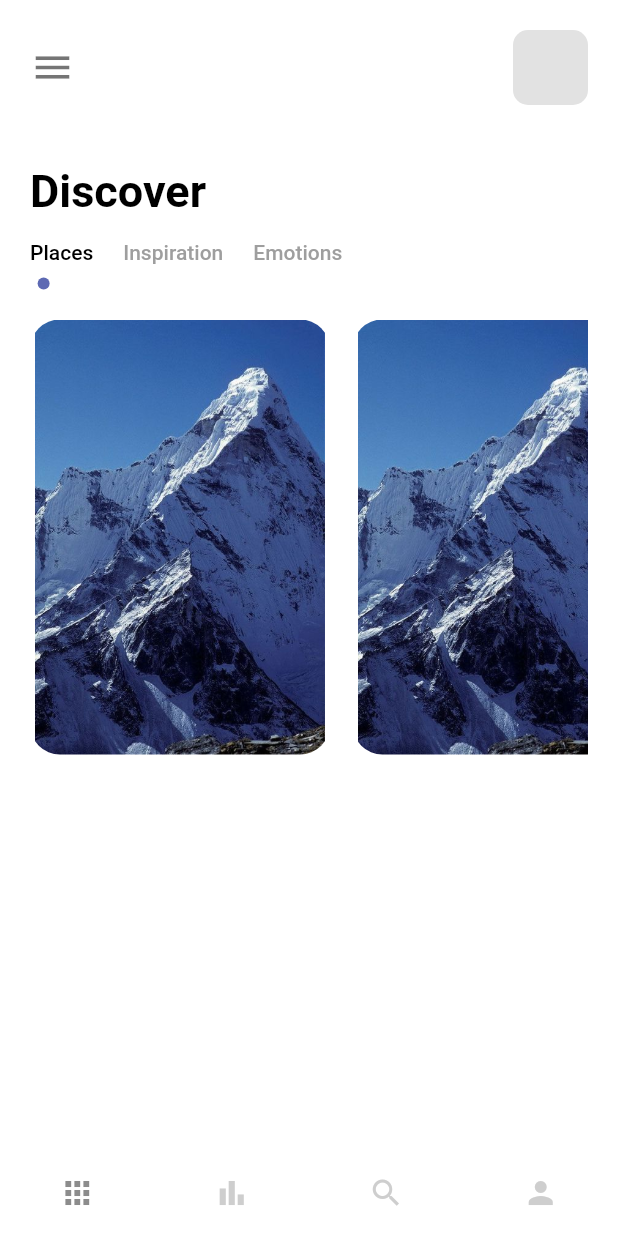
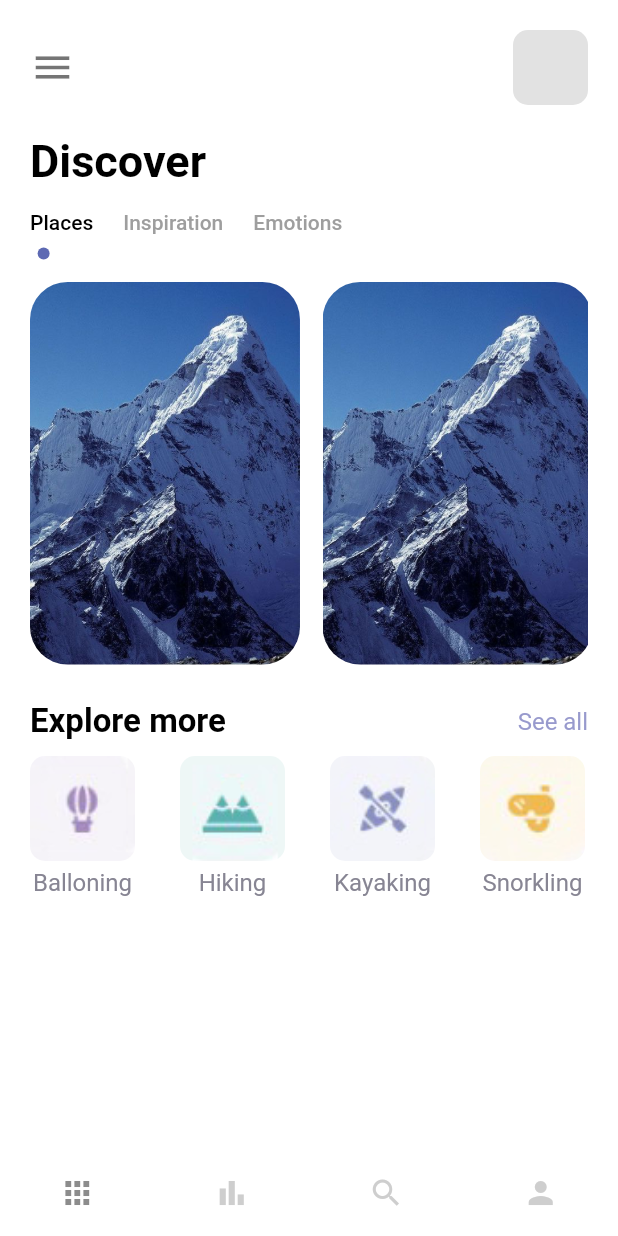
Before and after one commit to Luca-Virgilio/travel_app, a Flutter app: the screen it shows after launch, on a phone screen of 412 x 824 dp. Run offline on Flutter 3.47's test engine with Material 2 defaults, Android fonts, the phone set to English and light mode, and no system bars.

Commit message:
Complete HomePage

```diff
--- a/lib/pages/navpages/home_page.dart
+++ b/lib/pages/navpages/home_page.dart
@@ -1,6 +1,7 @@
 import 'package:flutter/material.dart';
 import 'package:travel_app/misc/colors.dart';
 import 'package:travel_app/widgets/app_large_text.dart';
+import 'package:travel_app/widgets/app_text.dart';
 
 class HomePage extends StatefulWidget {
   const HomePage({Key? key}) : super(key: key);
@@ -10,6 +11,12 @@ class HomePage extends StatefulWidget {
 }
 
 class _HomePageState extends State<HomePage> with TickerProviderStateMixin {
+  var image = {
+    'Balloning': 'balloning.png',
+    'Hiking': 'hiking.png',
+    'Kayaking': 'kayaking.png',
+    'Snorkling': 'snorkling.png',
+  };
   @override
   Widget build(BuildContext context) {
     TabController _tabController = TabController(length: 3, vsync: this);
@@ -34,7 +41,7 @@ class _HomePageState extends State<HomePage> with TickerProviderStateMixin {
             ),
           ]),
           const SizedBox(
-            height: 40,
+            height: 20,
           ),
           // text
           AppLargeText(text: 'Discover'),
@@ -65,7 +72,7 @@ class _HomePageState extends State<HomePage> with TickerProviderStateMixin {
           ),
           Container(
             margin: const EdgeInsets.only(top: 10),
-            height: 300,
+            height: 260,
             width: double.maxFinite,
             child: TabBarView(
               controller: _tabController,
@@ -75,14 +82,15 @@ class _HomePageState extends State<HomePage> with TickerProviderStateMixin {
                   scrollDirection: Axis.horizontal,
                   itemBuilder: (BuildContext contex, int index) {
                     return Container(
-                      margin: const EdgeInsets.only(right: 15, top: 10),
-                      width: 200,
-                      height: 300,
+                      margin: const EdgeInsets.only(right: 15, top: 5),
+                      width: 180,
+                      height: 260,
                       decoration: BoxDecoration(
-                        borderRadius: BorderRadius.circular(20),
+                        borderRadius: BorderRadius.circular(25),
                         color: Colors.white,
                         image: const DecorationImage(
                           image: AssetImage('images/mountain.jpeg'),
+                          fit: BoxFit.cover,
                         ),
                       ),
                     );
@@ -92,6 +100,64 @@ class _HomePageState extends State<HomePage> with TickerProviderStateMixin {
                 const Text('Bye')
               ],
             ),
+          ),
+          const SizedBox(
+            height: 15,
+          ),
+          Container(
+            margin: const EdgeInsets.only(top: 10),
+            child: Row(
+              mainAxisAlignment: MainAxisAlignment.spaceBetween,
+              children: [
+                AppLargeText(
+                  text: 'Explore more',
+                  size: 22,
+                ),
+                AppText(
+                  text: 'See all',
+                  color: AppColors.textColor1,
+                )
+              ],
+            ),
+          ),
+          const SizedBox(
+            height: 10,
+          ),
+          Container(
+            height: 95,
+            width: double.maxFinite,
+            child: ListView.builder(
+                itemCount: 4,
+                scrollDirection: Axis.horizontal,
+                itemBuilder: (_, index) {
+                  return Container(
+                    margin: const EdgeInsets.only(right: 30),
+                    child: Column(
+                      children: [
+                        Container(
+                          width: 70,
+                          height: 70,
+                          decoration: BoxDecoration(
+                            borderRadius: BorderRadius.circular(10),
+                            color: Colors.white,
+                            image: DecorationImage(
+                              image: AssetImage(
+                                  'images/${image.values.elementAt(index)}'),
+                              fit: BoxFit.cover,
+                            ),
+                          ),
+                        ),
+                        const SizedBox(
+                          height: 5,
+                        ),
+                        AppText(
+                          text: image.keys.elementAt(index),
+                          color: AppColors.textColor2,
+                        ),
+                      ],
+                    ),
+                  );
+                }),
           )
         ]),
       ),
```
